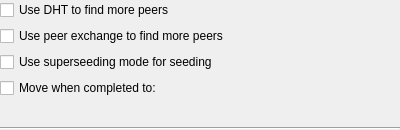
First picture: the form in ktorrent/view/propertiesdlg.ui, repository KDE/ktorrent, before the edit.
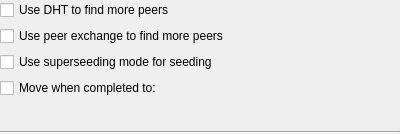
Second picture: the form after the edit. Custom widgets are drawn as their Qt base class.

The edit to the form file:
```diff
--- a/ktorrent/view/propertiesdlg.ui
+++ b/ktorrent/view/propertiesdlg.ui
@@ -7,7 +7,7 @@
     <x>0</x>
     <y>0</y>
     <width>400</width>
-    <height>130</height>
+    <height>134</height>
    </rect>
   </property>
   <property name="windowTitle">
```
Left out of the diff: 8 changed lines with no effect on the pictures.
